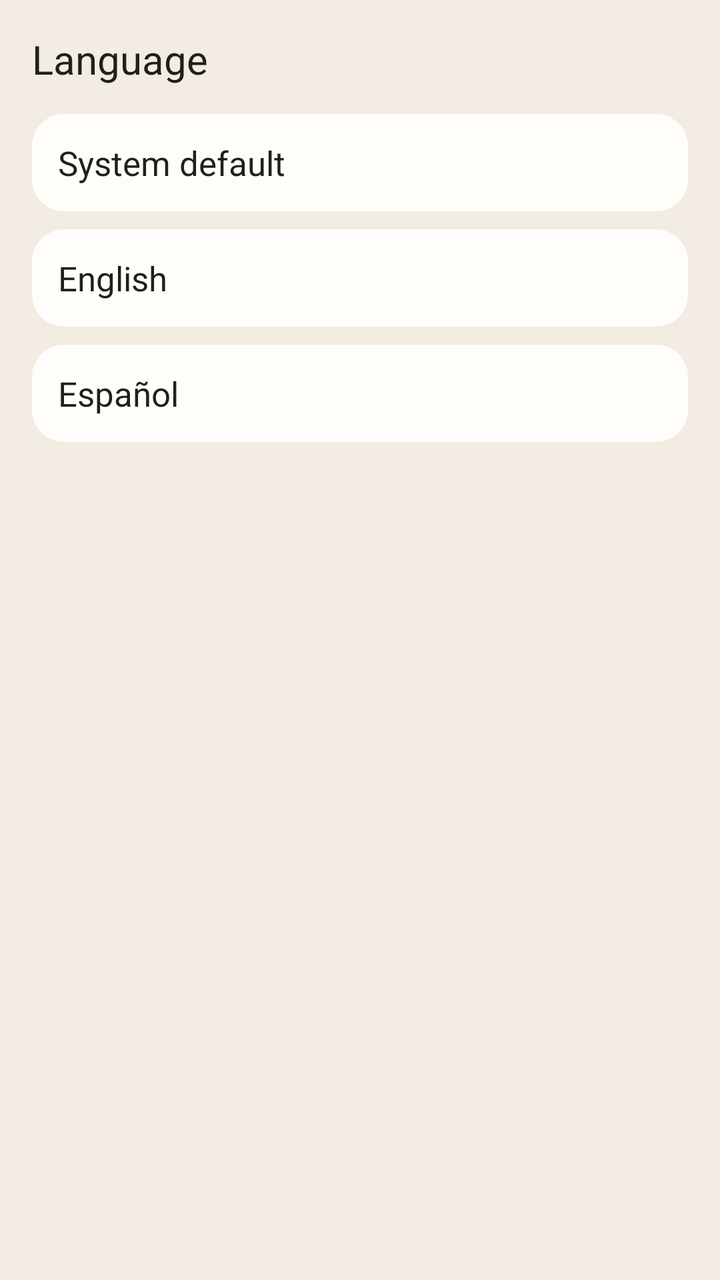
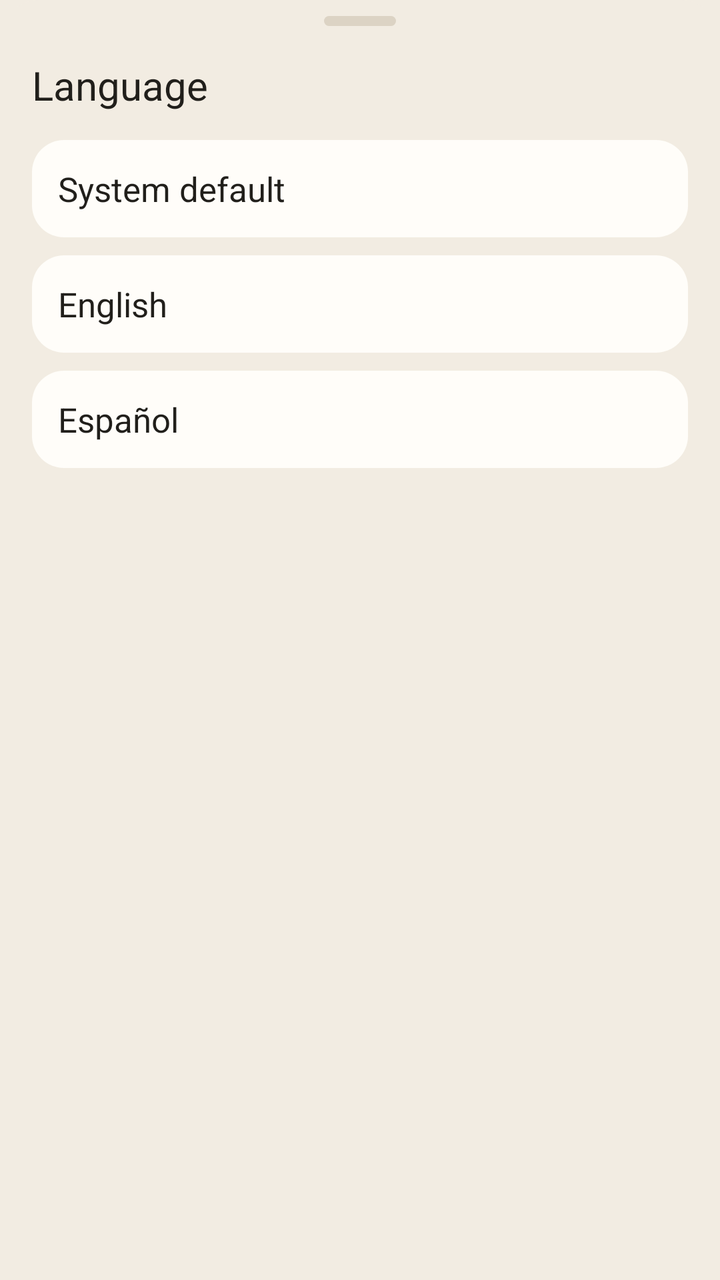

An Android layout rendered at two revisions. The XML below is the earlier revision; the diff shows what the commit changed to produce the second picture.
<!-- AndroidManifest.xml: application theme Theme.MyApplication -->
<!-- res/layout/sheet_language.xml -->
<?xml version="1.0" encoding="utf-8"?>
<LinearLayout xmlns:android="http://schemas.android.com/apk/res/android"
    xmlns:app="http://schemas.android.com/apk/res-auto"
    android:layout_width="match_parent"
    android:layout_height="wrap_content"
    android:background="@drawable/bg_sheet_top"
    android:orientation="vertical"
    android:paddingHorizontal="16dp"
    android:paddingTop="16dp"
    android:paddingBottom="16dp">

    <TextView
        android:layout_width="match_parent"
        android:layout_height="wrap_content"
        android:fontFamily="sans-serif-medium"
        android:text="@string/language_title"
        android:textColor="@color/text_primary"
        android:textSize="20sp" />

    <LinearLayout
        android:id="@+id/languageSystem"
        android:layout_width="match_parent"
        android:layout_height="wrap_content"
        android:layout_marginTop="14dp"
        android:background="@drawable/bg_surface_card"
        android:clickable="true"
        android:focusable="true"
        android:gravity="center_vertical"
        android:orientation="horizontal"
        android:padding="13dp">

        <TextView
            android:layout_width="0dp"
            android:layout_height="wrap_content"
            android:layout_weight="1"
            android:fontFamily="sans-serif-medium"
            android:text="@string/language_system"
            android:textColor="@color/text_primary"
            android:textSize="17sp" />

        <ImageView
            android:id="@+id/languageSystemTick"
            android:layout_width="20dp"
            android:layout_height="20dp"
            android:layout_marginStart="10dp"
            android:contentDescription="@null"
            android:src="@drawable/ic_check_circle"
            android:visibility="gone"
            app:tint="@color/primary" />
    </LinearLayout>

    <LinearLayout
        android:id="@+id/languageEnglish"
        android:layout_width="match_parent"
        android:layout_height="wrap_content"
        android:layout_marginTop="9dp"
        android:background="@drawable/bg_surface_card"
        android:clickable="true"
        android:focusable="true"
        android:gravity="center_vertical"
        android:orientation="horizontal"
        android:padding="13dp">

        <TextView
            android:layout_width="0dp"
            android:layout_height="wrap_content"
            android:layout_weight="1"
            android:fontFamily="sans-serif-medium"
            android:text="@string/language_english"
            android:textColor="@color/text_primary"
            android:textSize="17sp" />

        <ImageView
            android:id="@+id/languageEnglishTick"
            android:layout_width="20dp"
            android:layout_height="20dp"
            android:layout_marginStart="10dp"
            android:contentDescription="@null"
            android:src="@drawable/ic_check_circle"
            android:visibility="gone"
            app:tint="@color/primary" />
    </LinearLayout>

    <LinearLayout
        android:id="@+id/languageSpanish"
        android:layout_width="match_parent"
        android:layout_height="wrap_content"
        android:layout_marginTop="9dp"
        android:background="@drawable/bg_surface_card"
        android:clickable="true"
        android:focusable="true"
        android:gravity="center_vertical"
        android:orientation="horizontal"
        android:padding="13dp">

        <TextView
            android:layout_width="0dp"
            android:layout_height="wrap_content"
            android:layout_weight="1"
            android:fontFamily="sans-serif-medium"
            android:text="@string/language_spanish"
            android:textColor="@color/text_primary"
            android:textSize="17sp" />

        <ImageView
            android:id="@+id/languageSpanishTick"
            android:layout_width="20dp"
            android:layout_height="20dp"
            android:layout_marginStart="10dp"
            android:contentDescription="@null"
            android:src="@drawable/ic_check_circle"
            android:visibility="gone"
            app:tint="@color/primary" />
    </LinearLayout>

</LinearLayout>
<!-- resources referenced by this layout -->
<resources>
  <color name="primary">#147384</color>
  <color name="text_primary">#211F1B</color>
  <!-- drawable bg_sheet_top (drawable) -->
  <?xml version="1.0" encoding="utf-8"?>
  <shape xmlns:android="http://schemas.android.com/apk/res/android"
      android:shape="rectangle">
      <solid android:color="@color/background" />
      <corners
          android:topLeftRadius="16dp"
          android:topRightRadius="16dp"
          android:bottomLeftRadius="0dp"
          android:bottomRightRadius="0dp" />
  </shape>
  <!-- drawable bg_surface_card (drawable) -->
  <?xml version="1.0" encoding="utf-8"?>
  <shape xmlns:android="http://schemas.android.com/apk/res/android"
      android:shape="rectangle">
      <solid android:color="@color/surface" />
      <corners android:radius="16dp" />
  </shape>
  <!-- drawable ic_check_circle (drawable) -->
  <vector xmlns:android="http://schemas.android.com/apk/res/android"
      android:width="24dp" android:height="24dp"
      android:viewportWidth="24" android:viewportHeight="24">
      <path android:fillColor="#000000"
          android:pathData="M12,2a10,10 0,1 0,0 20a10,10 0,0 0,0 -20ZM17.0,9.2l-6.1,6.1a1,1 0,0 1,-1.42 0L6.95,12.8a1,1 0,0 1,1.42 -1.42l1.82,1.83l5.39,-5.39A1,1 0,0 1,17.0 9.2Z" />
  </vector>
  <string name="language_english">English</string>
  <string name="language_spanish">Español</string>
  <string name="language_system">System default</string>
  <string name="language_title">Language</string>
  <color name="background">#F2ECE2</color>
  <color name="surface">#FFFDF9</color>
  <color name="on_primary">#EBF7F9</color>
  <color name="advisor_bg">#EBF7F9</color>
  <color name="primary_variant">#0A4757</color>
  <color name="secondary">#BF730B</color>
  <color name="on_secondary">#FFF8E6</color>
  <color name="surface_alt">#EDE6DA</color>
  <color name="tertiary_gold">#BF730B</color>
  <color name="text_secondary">#6E6659</color>
  <color name="divider">#DCD3C4</color>
  <color name="error">#B42E17</color>
  <style name="ShapeAppearance.App.Corner.ExtraSmall" parent="ShapeAppearance.Material3.Corner.ExtraSmall">
          <item name="cornerSize">4dp</item>
      </style>
  <style name="ShapeAppearance.App.Corner.Small" parent="ShapeAppearance.Material3.Corner.Small">
          <item name="cornerSize">8dp</item>
      </style>
  <style name="ShapeAppearance.App.Corner.Medium" parent="ShapeAppearance.Material3.Corner.Medium">
          <item name="cornerSize">8dp</item>
      </style>
  <style name="ShapeAppearance.App.Corner.Large" parent="ShapeAppearance.Material3.Corner.Large">
          <item name="cornerSize">12dp</item>
      </style>
  <style name="ShapeAppearance.App.Corner.ExtraLarge" parent="ShapeAppearance.Material3.Corner.ExtraLarge">
          <item name="cornerSize">14dp</item>
      </style>
  <style name="Widget.App.Button" parent="Widget.Material3.Button">
          <item name="android:minHeight">50dp</item>
          <item name="android:insetTop">0dp</item>
          <item name="android:insetBottom">0dp</item>
          <item name="android:textSize">17sp</item>
          <item name="android:fontFamily">sans-serif-medium</item>
          <item name="android:letterSpacing">0</item>
          <item name="android:textAllCaps">false</item>
          <item name="cornerRadius">12dp</item>
          <item name="backgroundTint">@color/primary</item>
          <item name="android:textColor">@color/on_primary</item>
          <item name="iconTint">@color/on_primary</item>
          <item name="elevation">0dp</item>
      </style>
  <!-- unchanged entries left out for length: 1 -->
</resources>

<!-- the commit's change to res/layout/sheet_language.xml (unified diff, before → after) -->
@@ -6,8 +6,16 @@
     android:background="@drawable/bg_sheet_top"
     android:orientation="vertical"
     android:paddingHorizontal="16dp"
-    android:paddingTop="16dp"
+    android:paddingTop="8dp"
     android:paddingBottom="16dp">
+
+    
+    <View
+        android:layout_width="36dp"
+        android:layout_height="5dp"
+        android:layout_gravity="center_horizontal"
+        android:layout_marginBottom="16dp"
+        android:background="@drawable/bg_sheet_handle" />
 
     <TextView
         android:layout_width="match_parent"
<!-- resource entries referenced after the edit -->
@@ -2,14 +2,21 @@
 <resources>
   <color name="primary">#147384</color>
   <color name="text_primary">#211F1B</color>
+  <!-- drawable bg_sheet_handle (drawable) -->
+  <?xml version="1.0" encoding="utf-8"?>
+  <shape xmlns:android="http://schemas.android.com/apk/res/android"
+      android:shape="rectangle">
+      <solid android:color="@color/divider" />
+      <corners android:radius="999dp" />
+  </shape>
   <!-- drawable bg_sheet_top (drawable) -->
   <?xml version="1.0" encoding="utf-8"?>
   <shape xmlns:android="http://schemas.android.com/apk/res/android"
       android:shape="rectangle">
       <solid android:color="@color/background" />
       <corners
-          android:topLeftRadius="16dp"
-          android:topRightRadius="16dp"
+          android:topLeftRadius="20dp"
+          android:topRightRadius="20dp"
           android:bottomLeftRadius="0dp"
           android:bottomRightRadius="0dp" />
   </shape>
